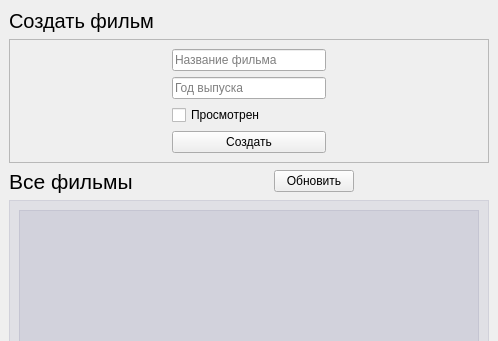
Old version of the form rsc/CMS.ui in the repository Inna99/magicDB; both pictures show x 0 to 498 and y 0 to 341 of the 498 by 577 pixel window.
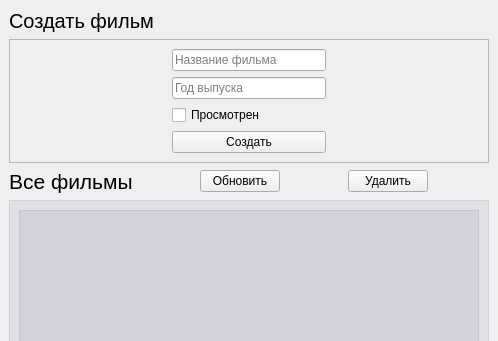
New version of the form.

Commit message: delete button

Patch:
```diff
--- a/rsc/CMS.ui
+++ b/rsc/CMS.ui
@@ -161,6 +161,26 @@
         </property>
        </spacer>
       </item>
+      <item>
+       <widget class="QPushButton" name="btn_delete_by_id">
+        <property name="text">
+         <string>Удалить</string>
+        </property>
+       </widget>
+      </item>
+      <item>
+       <spacer name="horizontalSpacer_6">
+        <property name="orientation">
+         <enum>Qt::Horizontal</enum>
+        </property>
+        <property name="sizeHint" stdset="0">
+         <size>
+          <width>40</width>
+          <height>20</height>
+         </size>
+        </property>
+       </spacer>
+      </item>
      </layout>
     </item>
     <item>
```
The commit also changes 2 other files.
